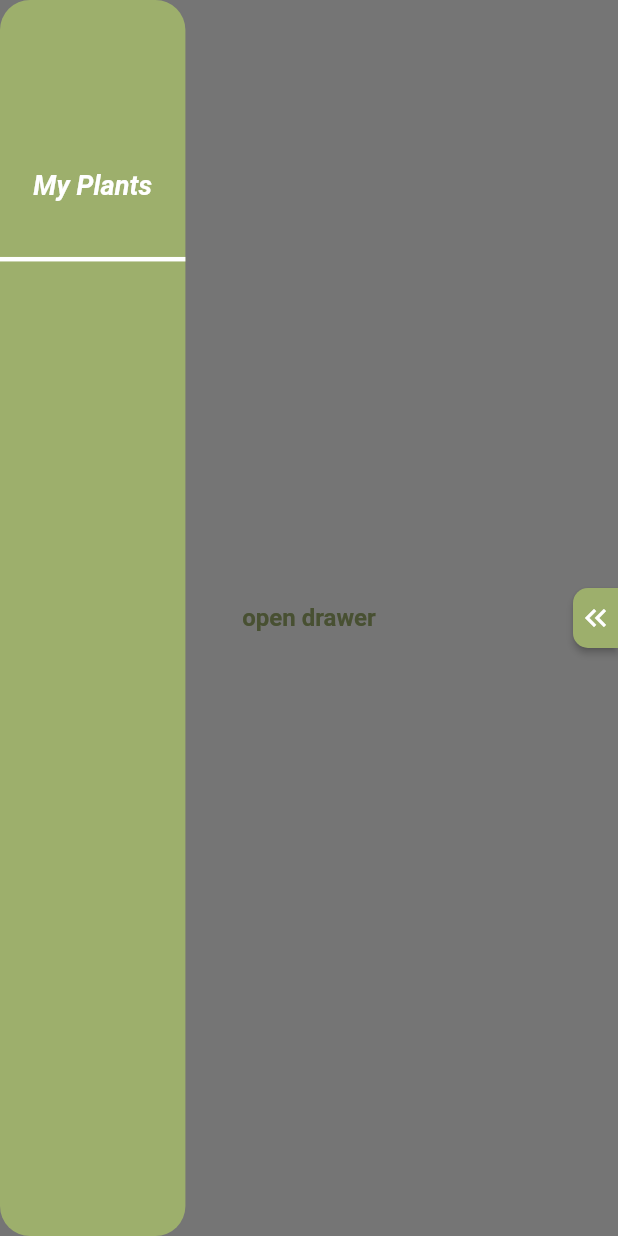
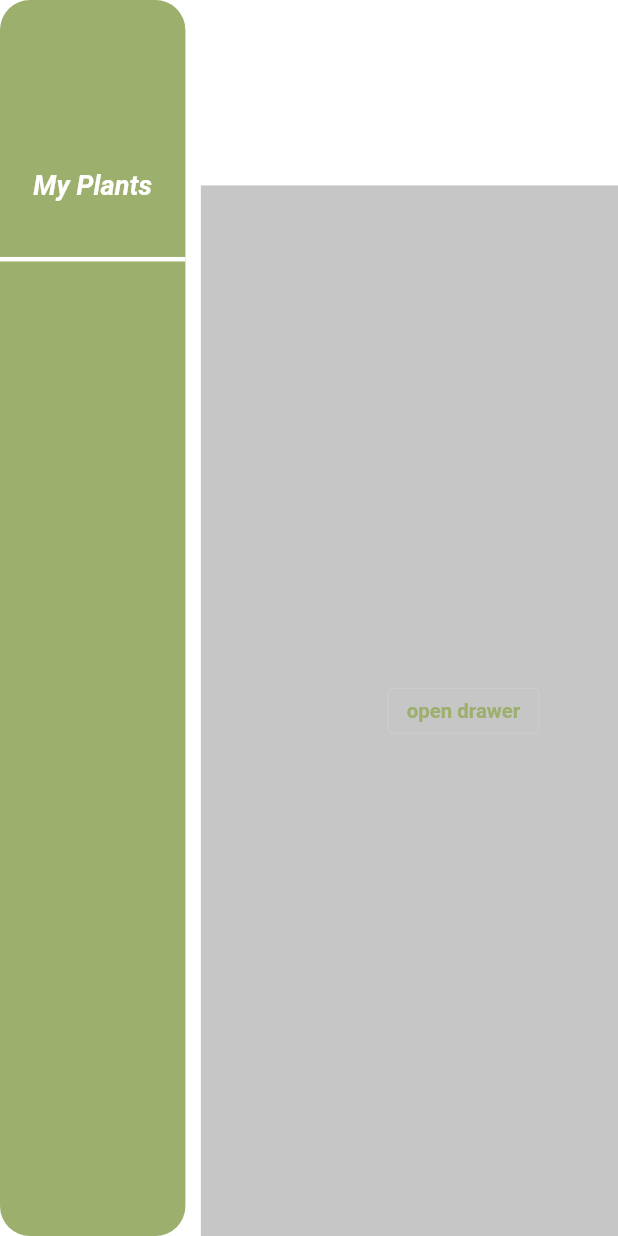
Before and after one commit to 92Andy/my_plant, a Flutter app: the MyPlantsPage screen opened directly, after a tap on "open drawer", on a phone screen of 412 x 824 dp. Run offline on Flutter 3.47's test engine with Material 2 defaults, Android fonts, the phone set to English and light mode, and no system bars; our stand-ins replace flutter_svg, simple_shadow.

Commit message:
#12: drawer redesigned

```diff
--- a/lib/my_plants/my_plants_page.dart
+++ b/lib/my_plants/my_plants_page.dart
@@ -9,31 +9,47 @@ class MyPlantsPage extends StatefulWidget {
 }
 
 class _MyPlantsPageState extends State<MyPlantsPage> {
-  final _scaffoldKey = GlobalKey<ScaffoldState>();
-
   @override
   Widget build(BuildContext context) {
-    return Scaffold(
-      key: _scaffoldKey,
-      drawer: const _CustomDrawer(),
-      body: Center(
-        child: OutlinedButton(
-          onPressed: () => setState(() {
-            _scaffoldKey.currentState!.openDrawer();
-          }),
-          child: const Text('open drawer'),
+    final rightSlide = MediaQuery.of(context).size.width * 0.25;
+
+    return Stack(
+      children: [
+        const Scaffold(
+          body: _CustomDrawer(),
+        ),
+        Transform(
+          transform: Matrix4.identity()
+            ..translate(rightSlide)
+            ..scale(0.85),
+          alignment: Alignment.bottomCenter,
+          child: _MyPlantDetailPage(
+            openDrawer: () {},
           ),
         ),
+      ],
     );
   }
 }
 
 class _MyPlantDetailPage extends StatelessWidget {
-  const _MyPlantDetailPage();
+  const _MyPlantDetailPage({
+    required this.openDrawer,
+  });
+
+  final VoidCallback openDrawer;
 
   @override
   Widget build(BuildContext context) {
-    return const Scaffold();
+    return Scaffold(
+      backgroundColor: MyPlantColors.lightGrey,
+      body: Center(
+        child: OutlinedButton(
+          onPressed: openDrawer,
+          child: const Text('open drawer'),
+        ),
+      ),
+    );
   }
 }
 
@@ -42,7 +58,8 @@ class _CustomDrawer extends StatelessWidget {
 
   @override
   Widget build(BuildContext context) {
-    return Row(
+    return Scaffold(
+      body: Row(
         mainAxisAlignment: MainAxisAlignment.spaceBetween,
         children: [
           Container(
@@ -91,6 +108,7 @@ class _CustomDrawer extends StatelessWidget {
             ),
           ),
         ],
+      ),
     );
   }
 }
```
Lines whose indentation alone changed are shown as unchanged.
